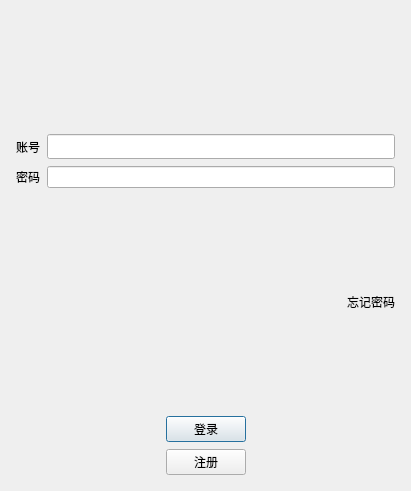
First picture: the form in client/ui/logindlg.ui, repository wsldhyo/LightChat, before the edit.
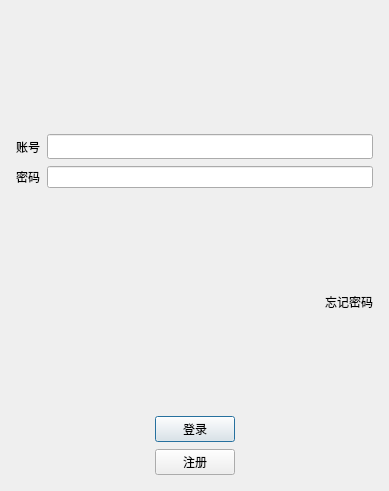
Second picture: the form after the edit. Icons and pictures are not drawn.

What changed in the file:
```diff
--- a/client/ui/logindlg.ui
+++ b/client/ui/logindlg.ui
@@ -6,7 +6,7 @@
    <rect>
     <x>0</x>
     <y>0</y>
-    <width>411</width>
+    <width>389</width>
     <height>491</height>
    </rect>
   </property>
```
Left out of the diff: 3 changed lines with no effect on the pictures.
